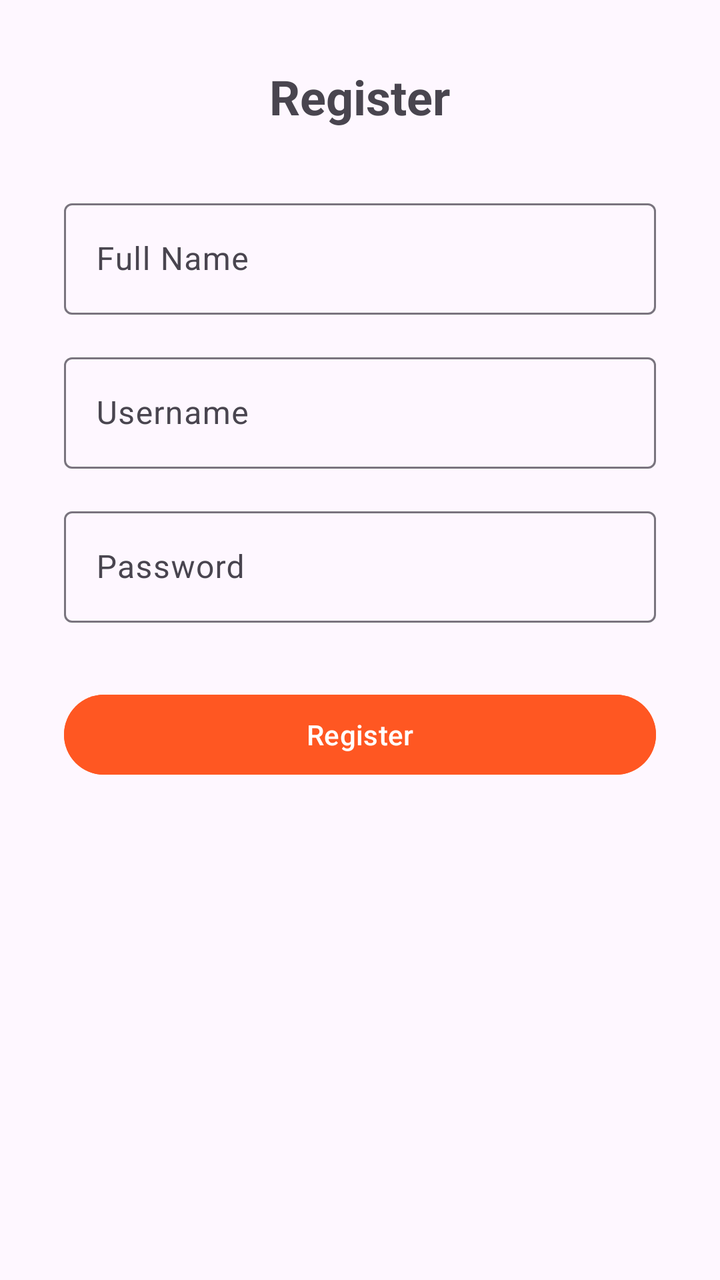
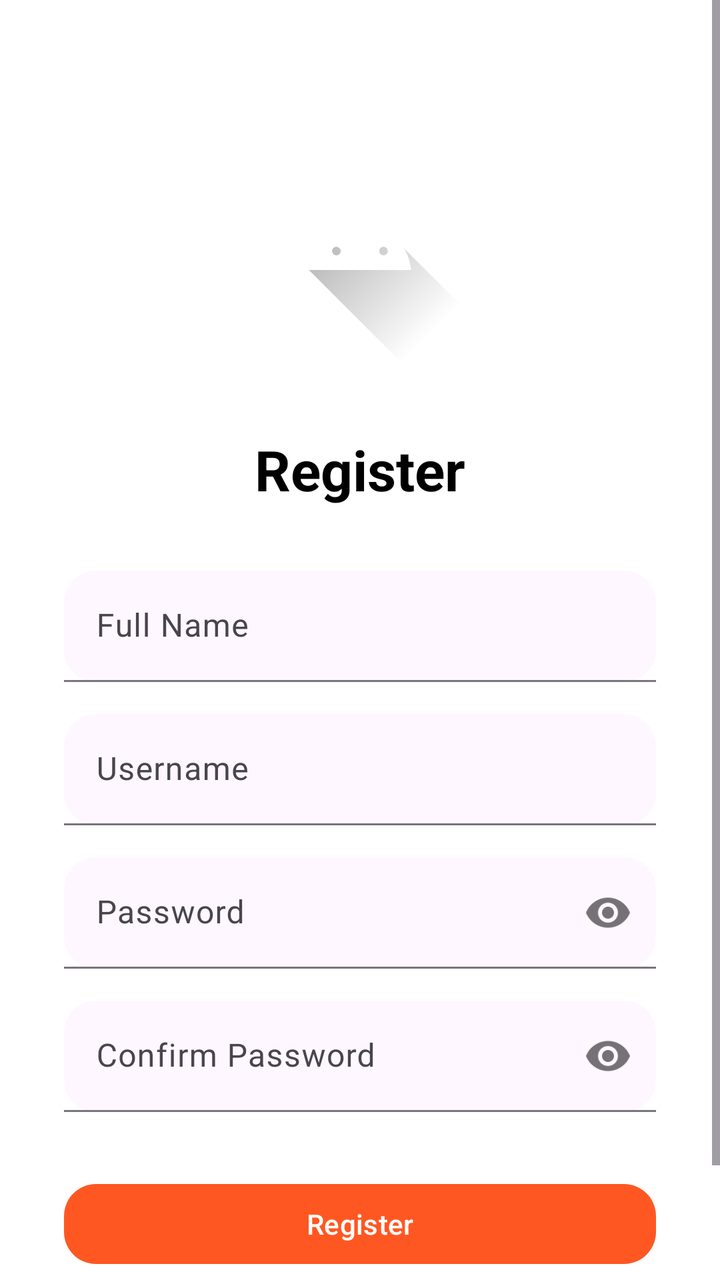

Compare the two renders of this Android layout. The source of the first and the diff that turns it into the second are given below.
<!-- AndroidManifest.xml: application theme Theme.WarungWartegTegal -->
<!-- res/layout/activity_register.xml -->
<?xml version="1.0" encoding="utf-8"?>
<ScrollView xmlns:android="http://schemas.android.com/apk/res/android"
    android:layout_width="match_parent"
    android:layout_height="match_parent"
    android:padding="32dp">

    <LinearLayout
        android:layout_width="match_parent"
        android:layout_height="wrap_content"
        android:orientation="vertical">

        <TextView
            android:layout_width="wrap_content"
            android:layout_height="wrap_content"
            android:text="Register"
            android:textSize="24sp"
            android:textStyle="bold"
            android:layout_gravity="center_horizontal"
            android:layout_marginBottom="32dp" />

        <com.google.android.material.textfield.TextInputLayout
            android:layout_width="match_parent"
            android:layout_height="wrap_content"
            android:layout_marginBottom="16dp">

            <com.google.android.material.textfield.TextInputEditText
                android:id="@+id/etFullName"
                android:layout_width="match_parent"
                android:layout_height="wrap_content"
                android:hint="@string/full_name" />

        </com.google.android.material.textfield.TextInputLayout>

        <com.google.android.material.textfield.TextInputLayout
            android:layout_width="match_parent"
            android:layout_height="wrap_content"
            android:layout_marginBottom="16dp">

            <com.google.android.material.textfield.TextInputEditText
                android:id="@+id/etUsername"
                android:layout_width="match_parent"
                android:layout_height="wrap_content"
                android:hint="@string/username" />

        </com.google.android.material.textfield.TextInputLayout>

        <com.google.android.material.textfield.TextInputLayout
            android:layout_width="match_parent"
            android:layout_height="wrap_content"
            android:layout_marginBottom="32dp">

            <com.google.android.material.textfield.TextInputEditText
                android:id="@+id/etPassword"
                android:layout_width="match_parent"
                android:layout_height="wrap_content"
                android:hint="@string/password"
                android:inputType="textPassword" />

        </com.google.android.material.textfield.TextInputLayout>

        <Button
            android:id="@+id/btnRegister"
            android:layout_width="match_parent"
            android:layout_height="wrap_content"
            android:text="@string/register"
            android:backgroundTint="@color/orange" />

    </LinearLayout>

</ScrollView>
<!-- resources referenced by this layout -->
<resources>
  <color name="orange">#FFFF5722</color>
  <string name="full_name">Full Name</string>
  <string name="password">Password</string>
  <string name="register">Register</string>
  <string name="username">Username</string>
  <style name="Theme.WarungWartegTegal" parent="Base.Theme.WarungWartegTegal" />
  <style name="Base.Theme.WarungWartegTegal" parent="Theme.Material3.DayNight.NoActionBar">
          
          <item name="colorPrimary">@color/orange</item>
          <item name="colorPrimaryVariant">@color/dark_orange</item>
          <item name="colorOnPrimary">@color/white</item>
      </style>
  <color name="dark_orange">#FFE64A19</color>
  <color name="white">#FFFFFFFF</color>
</resources>

<!-- the commit's change to res/layout/activity_register.xml (unified diff, before → after) -->
@@ -1,70 +1,166 @@
 <?xml version="1.0" encoding="utf-8"?>
 <ScrollView xmlns:android="http://schemas.android.com/apk/res/android"
+    xmlns:app="http://schemas.android.com/apk/res-auto"
     android:layout_width="match_parent"
     android:layout_height="match_parent"
-    android:padding="32dp">
+    android:fillViewport="true"
+    android:background="@color/white">
 
-    <LinearLayout
+    <androidx.constraintlayout.widget.ConstraintLayout
         android:layout_width="match_parent"
         android:layout_height="wrap_content"
-        android:orientation="vertical">
+        android:padding="32dp">
 
+        
+        <ImageView
+            android:id="@+id/imgLogoRegister"
+            android:layout_width="120dp"
+            android:layout_height="120dp"
+            android:src="@drawable/ic_launcher_foreground"
+            android:contentDescription="@string/app_name"
+            app:layout_constraintTop_toTopOf="parent"
+            app:layout_constraintStart_toStartOf="parent"
+            app:layout_constraintEnd_toEndOf="parent"
+            android:layout_marginTop="32dp"/>
+
+        
         <TextView
+            android:id="@+id/tvRegisterTitle"
             android:layout_width="wrap_content"
             android:layout_height="wrap_content"
             android:text="Register"
-            android:textSize="24sp"
+            android:textSize="28sp"
             android:textStyle="bold"
-            android:layout_gravity="center_horizontal"
-            android:layout_marginBottom="32dp" />
+            android:textColor="@color/black"
+            app:layout_constraintTop_toBottomOf="@id/imgLogoRegister"
+            app:layout_constraintStart_toStartOf="parent"
+            app:layout_constraintEnd_toEndOf="parent"
+            android:layout_marginTop="32dp"/>
 
+        
         <com.google.android.material.textfield.TextInputLayout
+            android:id="@+id/tilFullName"
             android:layout_width="match_parent"
             android:layout_height="wrap_content"
-            android:layout_marginBottom="16dp">
+            android:layout_marginTop="32dp"
+            android:hint="@string/full_name"
+            app:boxBackgroundMode="filled"
+            app:boxCornerRadiusTopStart="16dp"
+            app:boxCornerRadiusTopEnd="16dp"
+            app:boxCornerRadiusBottomStart="16dp"
+            app:boxCornerRadiusBottomEnd="16dp"
+            app:layout_constraintTop_toBottomOf="@id/tvRegisterTitle"
+            app:layout_constraintStart_toStartOf="parent"
+            app:layout_constraintEnd_toEndOf="parent">
 
             <com.google.android.material.textfield.TextInputEditText
                 android:id="@+id/etFullName"
                 android:layout_width="match_parent"
                 android:layout_height="wrap_content"
-                android:hint="@string/full_name" />
+                android:inputType="textPersonName"/>
 
         </com.google.android.material.textfield.TextInputLayout>
 
+        
         <com.google.android.material.textfield.TextInputLayout
+            android:id="@+id/tilUsername"
             android:layout_width="match_parent"
             android:layout_height="wrap_content"
-            android:layout_marginBottom="16dp">
+            android:layout_marginTop="16dp"
+            android:hint="@string/username"
+            app:boxBackgroundMode="filled"
+            app:boxCornerRadiusTopStart="16dp"
+            app:boxCornerRadiusTopEnd="16dp"
+            app:boxCornerRadiusBottomStart="16dp"
+            app:boxCornerRadiusBottomEnd="16dp"
+            app:layout_constraintTop_toBottomOf="@id/tilFullName"
+            app:layout_constraintStart_toStartOf="parent"
+            app:layout_constraintEnd_toEndOf="parent">
 
             <com.google.android.material.textfield.TextInputEditText
                 android:id="@+id/etUsername"
                 android:layout_width="match_parent"
                 android:layout_height="wrap_content"
-                android:hint="@string/username" />
+                android:inputType="textEmailAddress"/>
 
         </com.google.android.material.textfield.TextInputLayout>
 
+        
         <com.google.android.material.textfield.TextInputLayout
+            android:id="@+id/tilPassword"
             android:layout_width="match_parent"
             android:layout_height="wrap_content"
-            android:layout_marginBottom="32dp">
+            android:layout_marginTop="16dp"
+            android:hint="@string/password"
+            app:passwordToggleEnabled="true"
+            app:boxBackgroundMode="filled"
+            app:boxCornerRadiusTopStart="16dp"
+            app:boxCornerRadiusTopEnd="16dp"
+            app:boxCornerRadiusBottomStart="16dp"
+            app:boxCornerRadiusBottomEnd="16dp"
+            app:layout_constraintTop_toBottomOf="@id/tilUsername"
+            app:layout_constraintStart_toStartOf="parent"
+            app:layout_constraintEnd_toEndOf="parent">
 
             <com.google.android.material.textfield.TextInputEditText
                 android:id="@+id/etPassword"
                 android:layout_width="match_parent"
                 android:layout_height="wrap_content"
-                android:hint="@string/password"
-                android:inputType="textPassword" />
+                android:inputType="textPassword"/>
 
         </com.google.android.material.textfield.TextInputLayout>
 
-        <Button
+        
+        <com.google.android.material.textfield.TextInputLayout
+            android:id="@+id/tilConfirmPassword"
+            android:layout_width="match_parent"
+            android:layout_height="wrap_content"
+            android:layout_marginTop="16dp"
+            android:hint="Confirm Password"
+            app:passwordToggleEnabled="true"
+            app:boxBackgroundMode="filled"
+            app:boxCornerRadiusTopStart="16dp"
+            app:boxCornerRadiusTopEnd="16dp"
+            app:boxCornerRadiusBottomStart="16dp"
+            app:boxCornerRadiusBottomEnd="16dp"
+            app:layout_constraintTop_toBottomOf="@id/tilPassword"
+            app:layout_constraintStart_toStartOf="parent"
+            app:layout_constraintEnd_toEndOf="parent">
+
+            <com.google.android.material.textfield.TextInputEditText
+                android:id="@+id/etConfirmPassword"
+                android:layout_width="match_parent"
+                android:layout_height="wrap_content"
+                android:inputType="textPassword"/>
+
+        </com.google.android.material.textfield.TextInputLayout>
+
+        
+        <com.google.android.material.button.MaterialButton
             android:id="@+id/btnRegister"
             android:layout_width="match_parent"
             android:layout_height="wrap_content"
             android:text="@string/register"
-            android:backgroundTint="@color/orange" />
+            android:textAllCaps="false"
+            android:layout_marginTop="32dp"
+            app:cornerRadius="16dp"
+            app:backgroundTint="@color/orange"
+            app:layout_constraintTop_toBottomOf="@id/tilConfirmPassword"
+            app:layout_constraintStart_toStartOf="parent"
+            app:layout_constraintEnd_toEndOf="parent"/>
 
-    </LinearLayout>
+        
+        <TextView
+            android:id="@+id/tvAlreadyHaveAccount"
+            android:layout_width="wrap_content"
+            android:layout_height="wrap_content"
+            android:text="Already have an account? Login"
+            android:textColor="@color/orange"
+            android:textSize="14sp"
+            android:layout_marginTop="16dp"
+            app:layout_constraintTop_toBottomOf="@id/btnRegister"
+            app:layout_constraintStart_toStartOf="parent"
+            app:layout_constraintEnd_toEndOf="parent"/>
 
+    </androidx.constraintlayout.widget.ConstraintLayout>
 </ScrollView>
<!-- resource entries referenced after the edit -->
@@ -1,5 +1,6 @@
 <!-- resources referenced by this layout -->
 <resources>
+  <color name="black">#FF000000</color>
   <color name="orange">#FFFF5722</color>
   <string name="full_name">Full Name</string>
   <string name="password">Password</string>
@@ -14,5 +15,37 @@
       </style>
   <color name="dark_orange">#FFE64A19</color>
   <color name="white">#FFFFFFFF</color>
+  <!-- drawable ic_launcher_foreground (drawable) -->
+  <vector xmlns:android="http://schemas.android.com/apk/res/android"
+      xmlns:aapt="http://schemas.android.com/aapt"
+      android:width="108dp"
+      android:height="108dp"
+      android:viewportWidth="108"
+      android:viewportHeight="108">
+      <path android:pathData="M31,63.928c0,0 6.4,-11 12.1,-13.1c7.2,-2.6 26,-1.4 26,-1.4l38.1,38.1L107,108.928l-32,-1L31,63.928z">
+          <aapt:attr name="android:fillColor">
+              <gradient
+                  android:endX="85.84757"
+                  android:endY="92.4963"
+                  android:startX="42.9492"
+                  android:startY="49.59793"
+                  android:type="linear">
+                  <item
+                      android:color="#44000000"
+                      android:offset="0.0" />
+                  <item
+                      android:color="#00000000"
+                      android:offset="1.0" />
+              </gradient>
+          </aapt:attr>
+      </path>
+      <path
+          android:fillColor="#FFFFFF"
+          android:fillType="nonZero"
+          android:pathData="M65.3,45.828l3.8,-6.6c0.2,-0.4 0.1,-0.9 -0.3,-1.1c-0.4,-0.2 -0.9,-0.1 -1.1,0.3l-3.9,6.7c-6.3,-2.8 -13.4,-2.8 -19.7,0l-3.9,-6.7c-0.2,-0.4 -0.7,-0.5 -1.1,-0.3C38.8,38.328 38.7,38.828 38.9,39.228l3.8,6.6C36.2,49.428 31.7,56.028 31,63.928h46C76.3,56.028 71.8,49.428 65.3,45.828zM43.4,57.328c-0.8,0 -1.5,-0.5 -1.8,-1.2c-0.3,-0.7 -0.1,-1.5 0.4,-2.1c0.5,-0.5 1.4,-0.7 2.1,-0.4c0.7,0.3 1.2,1 1.2,1.8C45.3,56.528 44.5,57.328 43.4,57.328L43.4,57.328zM64.6,57.328c-0.8,0 -1.5,-0.5 -1.8,-1.2s-0.1,-1.5 0.4,-2.1c0.5,-0.5 1.4,-0.7 2.1,-0.4c0.7,0.3 1.2,1 1.2,1.8C66.5,56.528 65.6,57.328 64.6,57.328L64.6,57.328z"
+          android:strokeWidth="1"
+          android:strokeColor="#00000000" />
+  </vector>
+  <string name="app_name">Warung Warteg Tegal</string>
 </resources>
 
